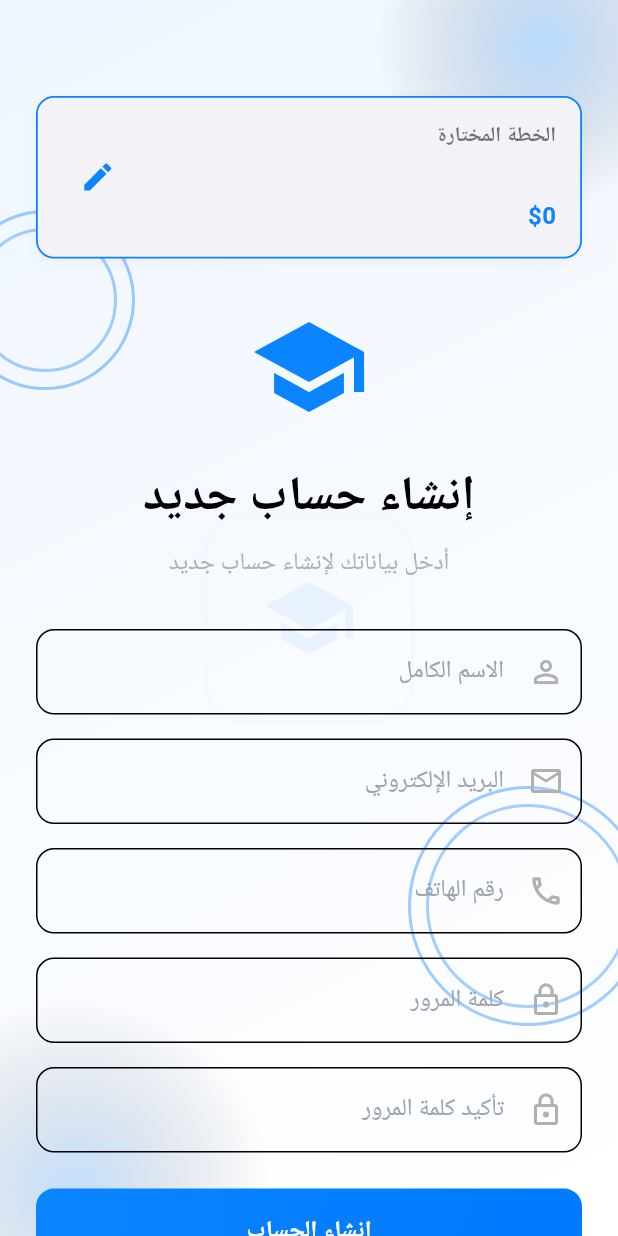
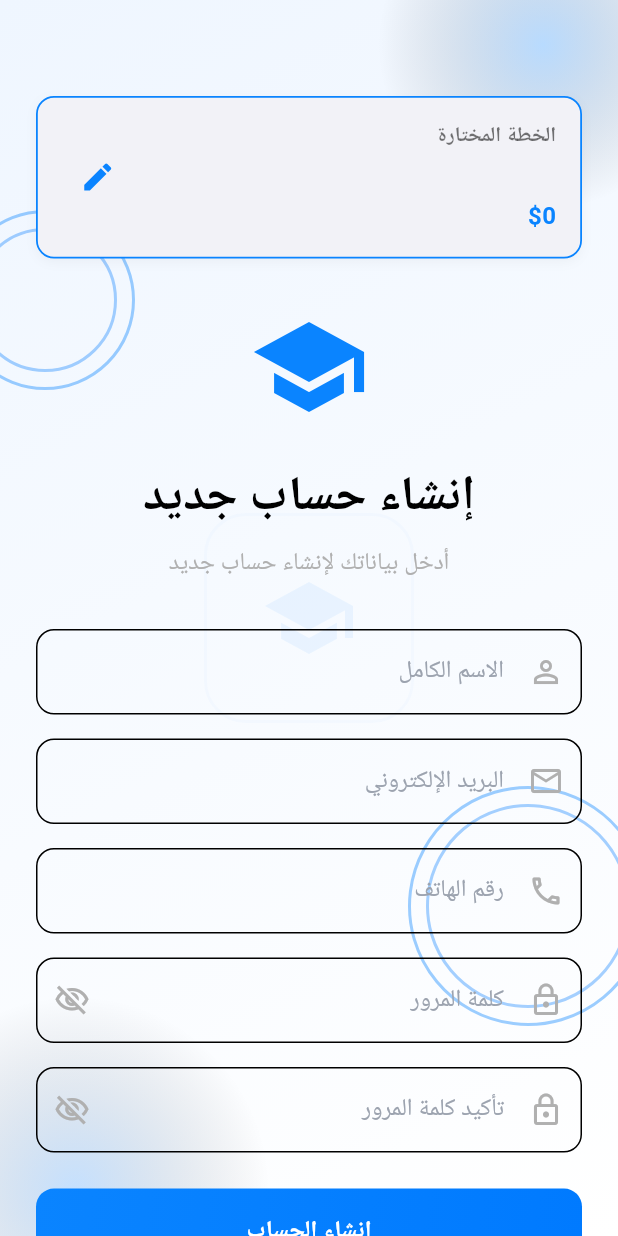
Before and after one commit to Mina22955/classroom_flutter_app_white, a Flutter app: the SignupWithPaymentScreen screen opened directly with empty values, on a phone screen of 412 x 824 dp. Run offline on Flutter 3.47's test engine with Material 3 defaults, Android fonts, the light colour scheme and no system bars; our stand-ins replace flutter_secure_storage, go_router; accounts and stored records are empty; network calls fail.

Commit message:
some fix

```diff
--- a/lib/screens/auth/signup_with_payment_screen.dart
+++ b/lib/screens/auth/signup_with_payment_screen.dart
@@ -28,6 +28,9 @@ class _SignupWithPaymentScreenState extends State<SignupWithPaymentScreen> {
   String? _errorMessage;
 
   Map<String, dynamic>? _selectedPlan;
+
+  bool _showPassword = false;
+  bool _showConfirmPassword = false;
 
   @override
   void initState() {
@@ -90,11 +93,12 @@ class _SignupWithPaymentScreenState extends State<SignupWithPaymentScreen> {
       if (success && mounted) {
         final checkoutUrl = await authProvider
             .createCheckoutSession(_selectedPlan!['_id'] ?? '');
+        // Stop loading before navigation or error display
+        authProvider.setLoading(false);
         if (checkoutUrl != null && mounted) {
           context.go('/payment', extra: {'url': checkoutUrl});
           return;
         } else if (mounted) {
-          authProvider.setLoading(false);
           setState(() {
             _errorMessage = authProvider.error ?? 'فشل في إنشاء جلسة الدفع';
           });
@@ -330,9 +334,22 @@ class _SignupWithPaymentScreenState extends State<SignupWithPaymentScreen> {
                       CustomTextField(
                         controller: _passwordController,
                         hintText: 'كلمة المرور',
-                        obscureText: true,
+                        obscureText: !_showPassword,
                         prefixIcon: const Icon(Icons.lock_outline,
                             color: Color(0xFFB0B0B0)),
+                        suffixIcon: IconButton(
+                          icon: Icon(
+                            _showPassword
+                                ? Icons.visibility_outlined
+                                : Icons.visibility_off_outlined,
+                            color: const Color(0xFFB0B0B0),
+                          ),
+                          onPressed: () {
+                            setState(() {
+                              _showPassword = !_showPassword;
+                            });
+                          },
+                        ),
                         validator: (value) {
                           if (value == null || value.isEmpty)
                             return 'كلمة المرور مطلوبة';
@@ -347,9 +364,22 @@ class _SignupWithPaymentScreenState extends State<SignupWithPaymentScreen> {
                       CustomTextField(
                         controller: _confirmPasswordController,
                         hintText: 'تأكيد كلمة المرور',
-                        obscureText: true,
+                        obscureText: !_showConfirmPassword,
                         prefixIcon: const Icon(Icons.lock_outline,
                             color: Color(0xFFB0B0B0)),
+                        suffixIcon: IconButton(
+                          icon: Icon(
+                            _showConfirmPassword
+                                ? Icons.visibility_outlined
+                                : Icons.visibility_off_outlined,
+                            color: const Color(0xFFB0B0B0),
+                          ),
+                          onPressed: () {
+                            setState(() {
+                              _showConfirmPassword = !_showConfirmPassword;
+                            });
+                          },
+                        ),
                         validator: (value) {
                           if (value == null || value.isEmpty)
                             return 'تأكيد كلمة المرور مطلوب';
--- a/lib/services/api_service.dart
+++ b/lib/services/api_service.dart
@@ -284,10 +284,12 @@ class ApiService {
     try {
       print(
           'Creating checkout session with pendingId: $pendingId, planId: $planId');
-      print('API URL: $baseUrl/api/payment/create-checkout-session');
+      // NOTE: Backend route per documentation is /api/payment/checkout
+      // If your backend uses a different path, adjust here accordingly.
+      print('API URL: $baseUrl/api/payment/checkout');
 
       final response = await http.post(
-        Uri.parse('$baseUrl/api/payment/create-checkout-session'),
+        Uri.parse('$baseUrl/api/payment/checkout'),
         headers: {'Content-Type': 'application/json'},
         body: jsonEncode({'pendingId': pendingId, 'planId': planId}),
       );
```
Also changed, not shown: lib/widgets/plan_card.dart (+16 -6 lines), 40 other files.
